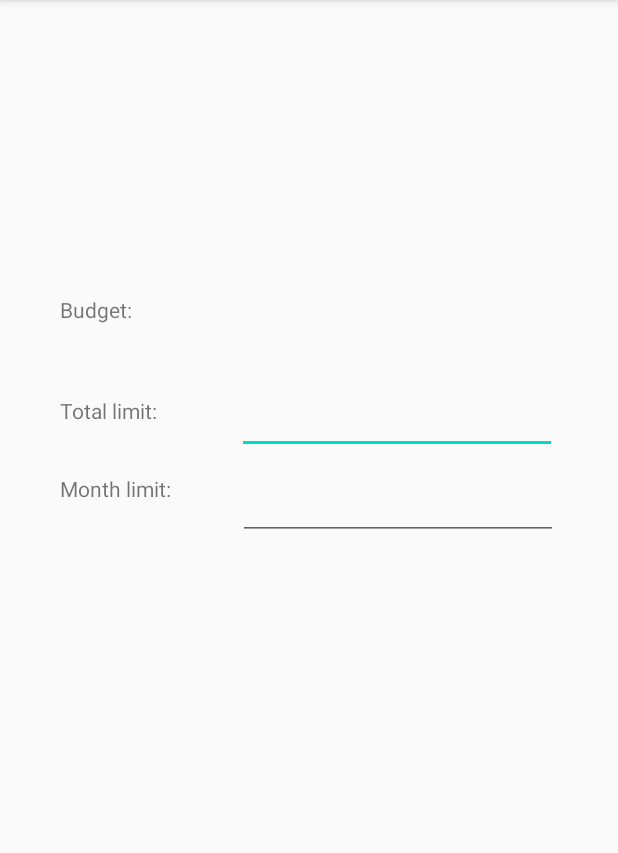
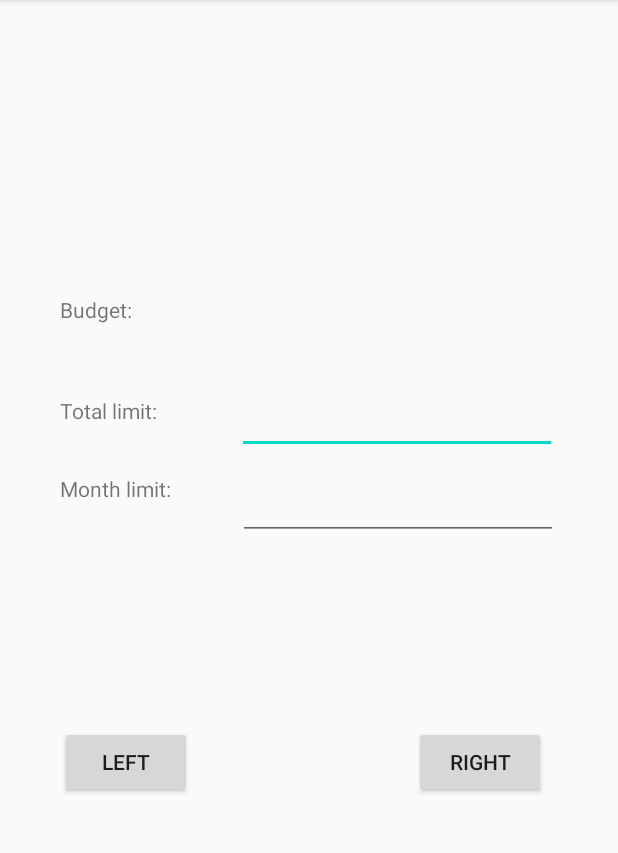
Before and after one commit to ekarahodza1/FinanceTracker, an Android app: the fragment BudgetFragment shown on its own in the app's theme, on a phone screen of 412 x 824 dp, the part 84-937 px from its top. Run offline under Robolectric (Android 15) with nearby library versions, the phone set to English and light mode, and no system bars; 1 statement that could not run was skipped.

Commit message:
radi desno sa dugmicima

```diff
--- a/app/src/main/java/ba/unsa/etf/rma/moja_app/BudgetFragment.java
+++ b/app/src/main/java/ba/unsa/etf/rma/moja_app/BudgetFragment.java
@@ -4,14 +4,36 @@ import android.os.Bundle;
 import android.view.LayoutInflater;
 import android.view.View;
 import android.view.ViewGroup;
+import android.widget.Button;
 
 import androidx.fragment.app.Fragment;
 
+
+
 public class BudgetFragment extends Fragment {
+
+    private Button right;
+
+    private OnBudgetChange onBudgetChange;
+    public interface OnBudgetChange {
+        public void onRightClicked2();
+
+    }
+
     @Override
     public View onCreateView(LayoutInflater inflater, ViewGroup container, Bundle savedInstanceState) {
 
-        return inflater.inflate(R.layout.budget_fragment, container, false);
+        View view = inflater.inflate(R.layout.budget_fragment, container, false);
+        onBudgetChange = (OnBudgetChange) getActivity();
+        right = (Button)view.findViewById(R.id.right);
+
+        right.setOnClickListener(new View.OnClickListener() {
+            @Override
+            public void onClick(View v) {
+                onBudgetChange.onRightClicked2();
+            }
+        });
+        return view;
     }
 
 }
--- a/app/src/main/res/layout/budget_fragment.xml
+++ b/app/src/main/res/layout/budget_fragment.xml
@@ -5,6 +5,16 @@
     xmlns:tools="http://schemas.android.com/tools"
     android:layout_width="match_parent"
     android:layout_height="match_parent">
+
+    <Button
+        android:id="@+id/right"
+        android:layout_width="wrap_content"
+        android:layout_height="wrap_content"
+        android:layout_marginEnd="48dp"
+        android:layout_marginBottom="236dp"
+        android:text="right"
+        app:layout_constraintBottom_toBottomOf="parent"
+        app:layout_constraintEnd_toEndOf="parent" />
 
     <EditText
         android:id="@+id/totalLimit"
@@ -72,4 +82,14 @@
         app:layout_constraintTop_toTopOf="parent"
         app:layout_constraintVertical_bias="0.865" />
 
+    <Button
+        android:id="@+id/left"
+        android:layout_width="wrap_content"
+        android:layout_height="wrap_content"
+        android:layout_marginStart="40dp"
+        android:layout_marginBottom="236dp"
+        android:text="left"
+        app:layout_constraintBottom_toBottomOf="parent"
+        app:layout_constraintStart_toStartOf="parent" />
+
 </androidx.constraintlayout.widget.ConstraintLayout>
```
Also changed, not shown: app/src/main/java/ba/unsa/etf/rma/moja_app/GraphsFragment.java (added, +19 -0 lines), app/src/main/java/ba/unsa/etf/rma/moja_app/MainActivity.java (+31 -1 lines), app/src/main/java/ba/unsa/etf/rma/moja_app/SwipeAdapter.java (added, +24 -0 lines), app/src/main/java/ba/unsa/etf/rma/moja_app/TransactionListFragment.java (+12 -48 lines), app/src/main/res/layout/fragment_list.xml (+10 -0 lines), app/src/main/res/layout/graphs_fragment.xml (added, +39 -0 lines).
